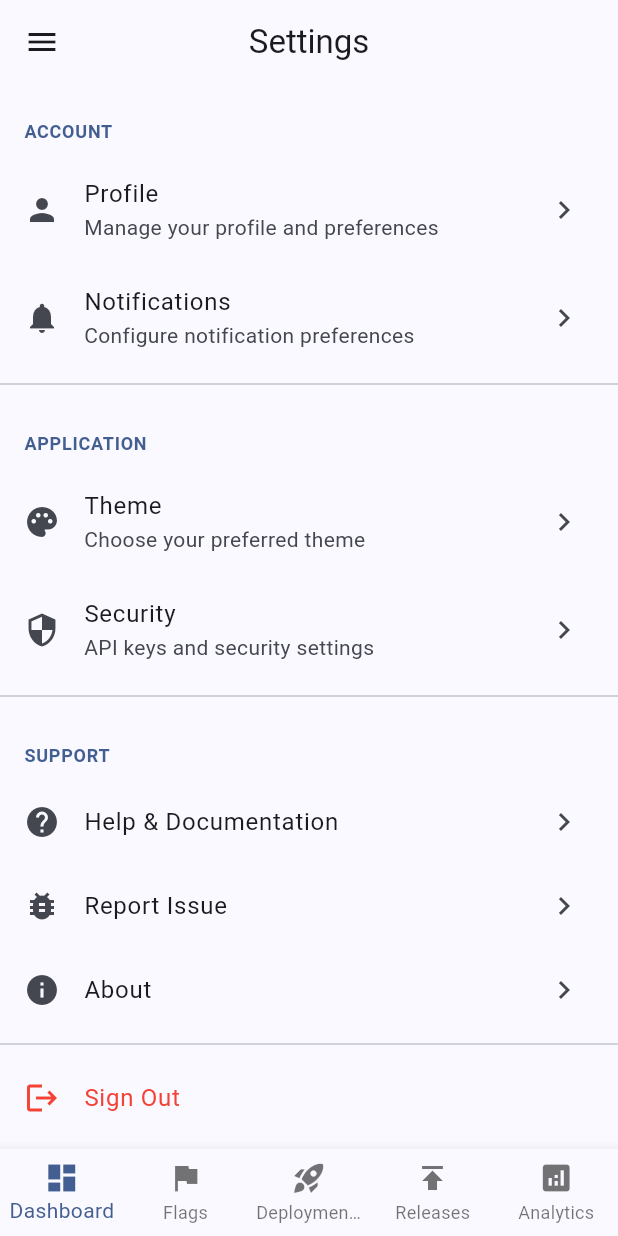
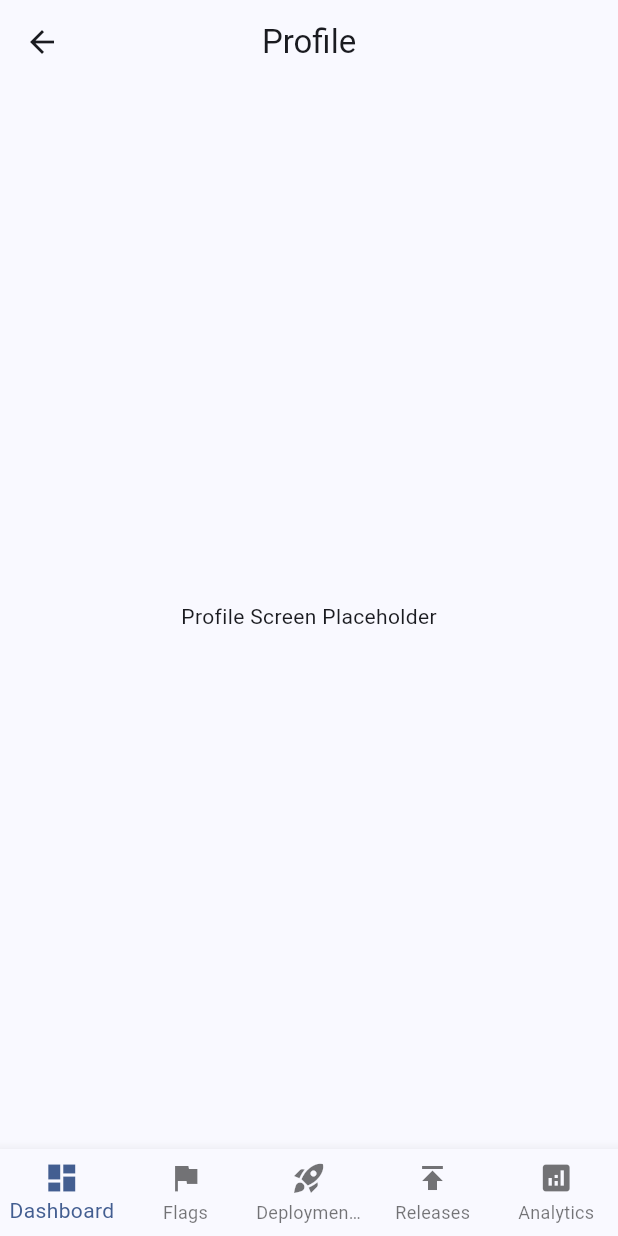
Before and after one commit to shadsorg/DeploySentry, a Flutter app: the SettingsScreen screen opened by its route, after a tap on "Profile", on a phone screen of 412 x 824 dp. Run offline on Flutter 3.47's test engine with Material 3 defaults, Android fonts, the phone set to English and light mode, and no system bars; our stand-ins replace flutter_secure_storage, go_router; accounts and stored records are empty; network calls fail; statements that could not run were skipped.

Commit message:
fix: enable profile screen navigation
Resolve TODO in router and enable ProfileScreen navigation from settings.

```diff
--- a/mobile/lib/router.dart
+++ b/mobile/lib/router.dart
@@ -9,6 +9,7 @@ import 'screens/releases_screen.dart';
 import 'screens/analytics_screen.dart';
 import 'screens/settings_screen.dart';
 import 'screens/login_screen.dart';
+import 'screens/profile_screen.dart';
 import 'widgets/app_shell.dart';
 
 final GoRouter appRouter = GoRouter(
@@ -70,6 +71,11 @@ final GoRouter appRouter = GoRouter(
           name: 'settings',
           builder: (context, state) => const SettingsScreen(),
         ),
+        GoRoute(
+          path: '/profile',
+          name: 'profile',
+          builder: (context, state) => const ProfileScreen(),
+        ),
       ],
     ),
   ],
--- /dev/null
+++ b/mobile/lib/screens/profile_screen.dart
@@ -0,0 +1,17 @@
+import 'package:flutter/material.dart';
+
+class ProfileScreen extends StatelessWidget {
+  const ProfileScreen({super.key});
+
+  @override
+  Widget build(BuildContext context) {
+    return Scaffold(
+      appBar: AppBar(
+        title: const Text('Profile'),
+      ),
+      body: const Center(
+        child: Text('Profile Screen Placeholder'),
+      ),
+    );
+  }
+}
--- a/mobile/lib/screens/settings_screen.dart
+++ b/mobile/lib/screens/settings_screen.dart
@@ -23,7 +23,7 @@ class SettingsScreen extends StatelessWidget {
             subtitle: const Text('Manage your profile and preferences'),
             trailing: const Icon(Icons.chevron_right),
             onTap: () {
-              // TODO: Navigate to profile
+              context.push('/profile');
             },
           ),
           ListTile(
```
Also changed, not shown: 2 other files.
